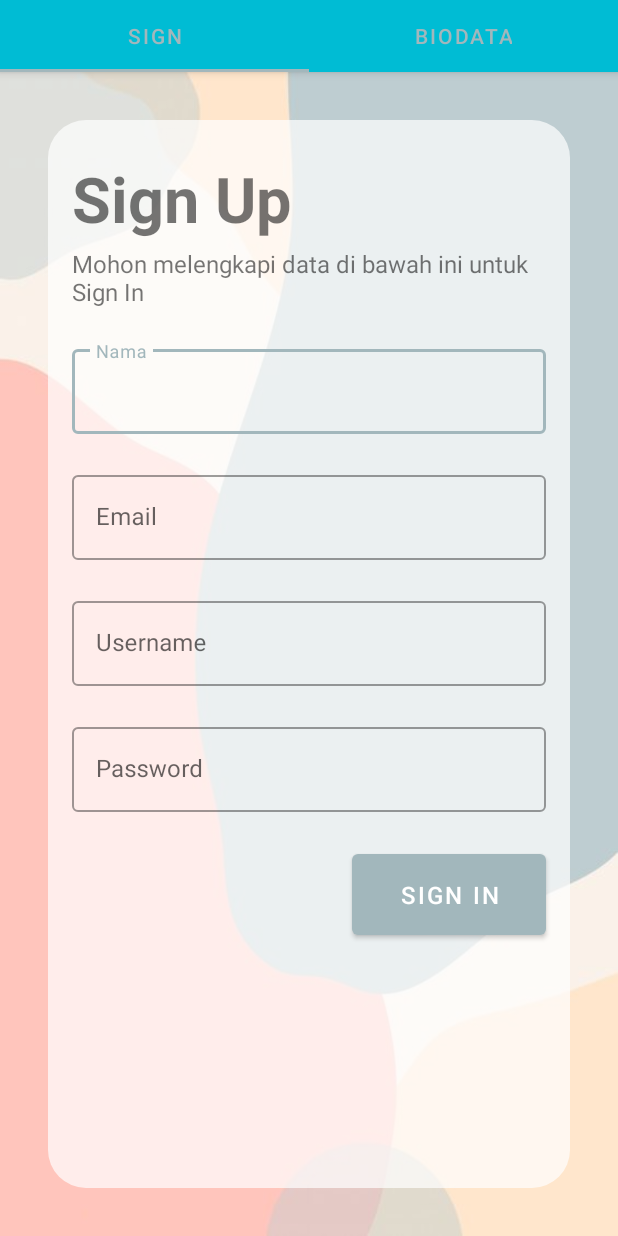
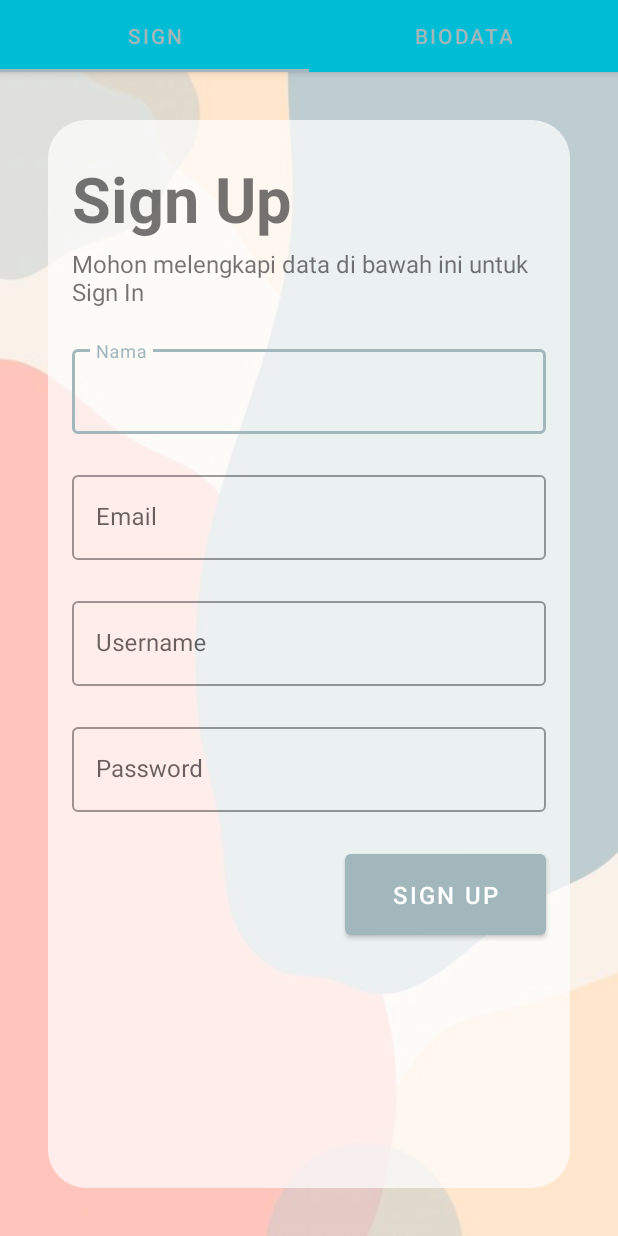
Before and after one commit to Rqfi/UKLSemester4-3, an Android app: the screen it shows after launch (SigninActivity), after a tap on "Sign Up", on a phone screen of 412 x 824 dp. Run offline under Robolectric (Android 15) with nearby library versions, the phone set to English and light mode, and no system bars; 2 other taps on this screen came first.

Commit message:
fifth commit

```diff
--- a/app/src/main/AndroidManifest.xml
+++ b/app/src/main/AndroidManifest.xml
@@ -16,6 +16,9 @@
         android:theme="@style/Theme.UKLAplikasiku"
         tools:targetApi="31">
         <activity
+            android:name=".LoginActivity"
+            android:exported="false" />
+        <activity
             android:name=".ForgotPasswordActivity"
             android:exported="false" />
         <activity
@@ -31,7 +34,7 @@
             android:name=".ProfileActivity"
             android:exported="false" />
         <activity
-            android:name=".LoginActivity"
+            android:name=".SplashScreen"
             android:exported="true">
             <intent-filter>
                 <action android:name="android.intent.action.MAIN" />
--- /dev/null
+++ b/app/src/main/java/com/example/uklaplikasiku/SplashScreen.kt
@@ -0,0 +1,27 @@
+package com.example.uklaplikasiku
+
+import android.content.Intent
+import androidx.appcompat.app.AppCompatActivity
+import android.os.Bundle
+import android.os.Handler
+import android.os.Looper
+import android.view.WindowManager
+
+class SplashScreen : AppCompatActivity() {
+    override fun onCreate(savedInstanceState: Bundle?) {
+        supportActionBar?.hide()
+        super.onCreate(savedInstanceState)
+        setContentView(R.layout.activity_splash_screen)
+
+        window.setFlags(
+            WindowManager.LayoutParams.FLAG_FULLSCREEN,
+            WindowManager.LayoutParams.FLAG_FULLSCREEN
+        )
+
+        Handler(Looper.getMainLooper()).postDelayed({
+            val intent = Intent(this, LoginActivity::class.java)
+            startActivity(intent)
+            finish()
+        }, 3000)
+    }
+}
--- a/app/src/main/res/layout/fragment_first.xml
+++ b/app/src/main/res/layout/fragment_first.xml
@@ -140,7 +140,7 @@
             android:layout_marginRight="16dp"
             android:paddingHorizontal="32dp"
             android:paddingVertical="16dp"
-            android:text="Sign In"
+            android:text="Sign Up"
             android:textSize="16dp"
             app:layout_constraintEnd_toEndOf="parent"
             app:layout_constraintTop_toBottomOf="@+id/textInputPassword"/>
```
Also changed, not shown: app/src/main/res/layout/activity_splash_screen.xml (added, +19 -0 lines).
